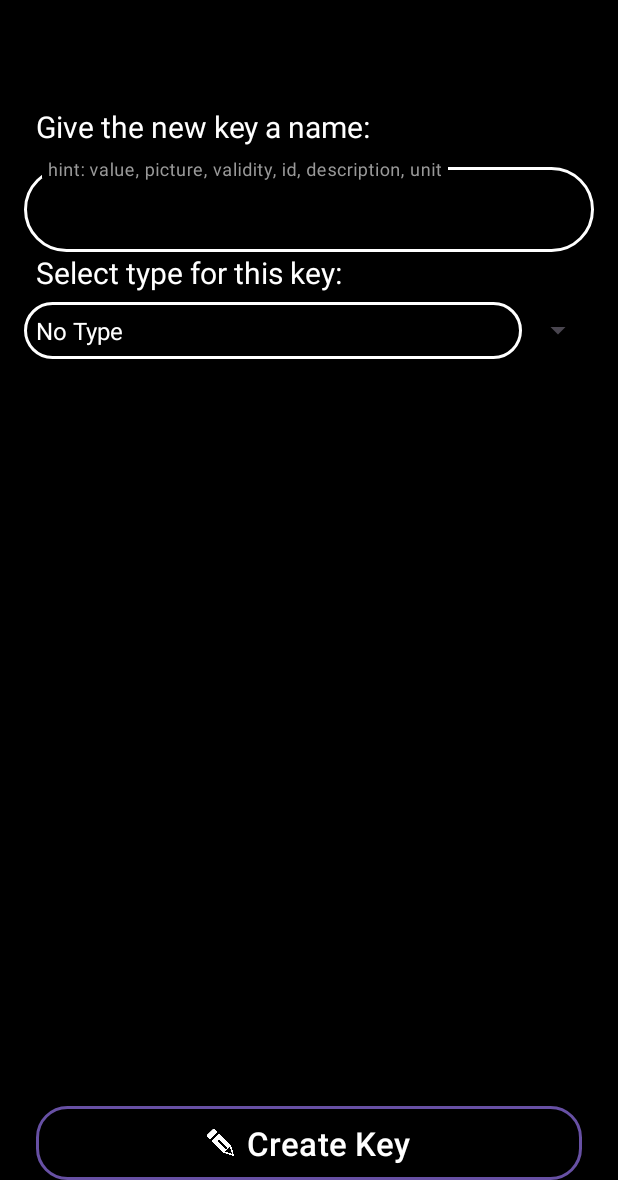
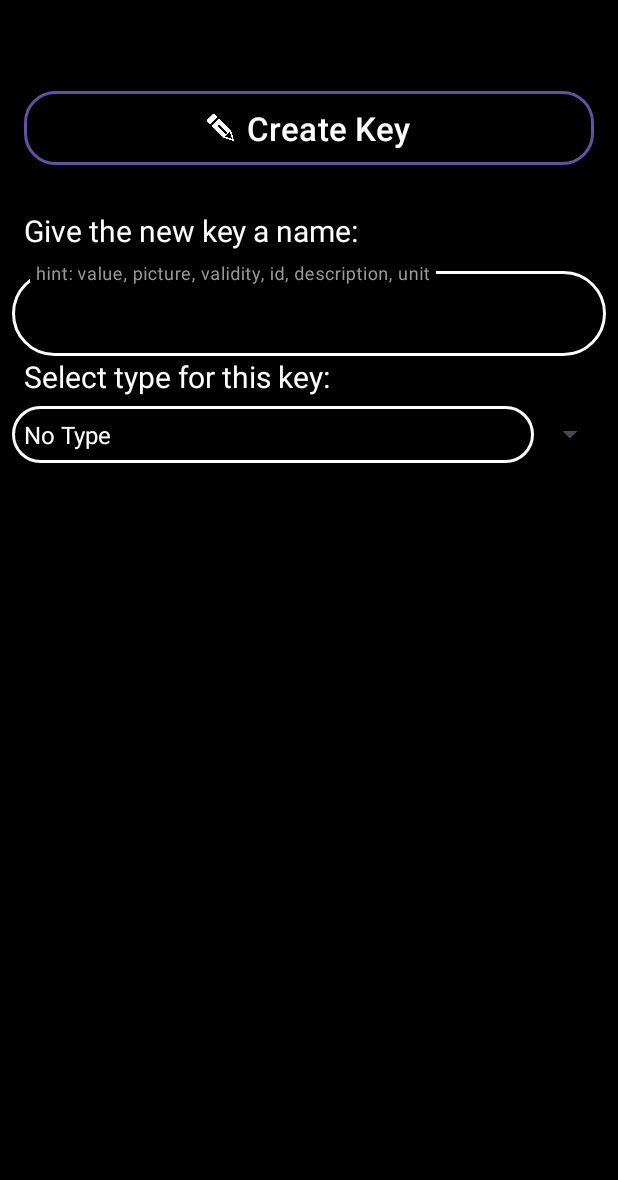
Before and after one commit to jakobkreft/LabLog, an Android app: the NewKeyActivity screen opened directly, with no data from a screen before it, on a phone screen of 412 x 824 dp, the part 56-1236 px from its top. Run offline under Robolectric (Android 15) with nearby library versions, the phone set to English and light mode, and no system bars.

Commit message:
moved SAVE buttons above, so keyboard does not cover them. Added lines to disable dependency metadata when building APKs.

```diff
--- a/app/src/main/AndroidManifest.xml
+++ b/app/src/main/AndroidManifest.xml
@@ -39,7 +39,10 @@
         <activity
             android:name=".NewKeyActivity"
             android:configChanges="orientation|screenSize|keyboardHidden"
-            android:exported="false" />
+            android:exported="false"
+            android:windowSoftInputMode="adjustPan|adjustResize"
+
+            tools:ignore="LockedOrientationActivity" />
         <activity
             android:name=".RecentKeysActivity"
             android:configChanges="orientation|screenSize|keyboardHidden"
@@ -47,6 +50,7 @@
         <activity
             android:name=".NewEntryActivity"
             android:configChanges="orientation|screenSize|keyboardHidden"
+            android:windowSoftInputMode="adjustResize"
             android:exported="false" />
         <activity
             android:name=".LatestEntryActivity"
--- a/app/src/main/res/layout/activity_new_key.xml
+++ b/app/src/main/res/layout/activity_new_key.xml
@@ -14,25 +14,41 @@
         android:layout_height="wrap_content"
         app:layout_constraintTop_toTopOf="parent" />
 
-    <ScrollView
-        android:id="@+id/scrollViewEntries"
-        android:layout_width="0dp"
-        android:layout_height="0dp"
+    <LinearLayout
+        android:layout_width="match_parent"
+        android:layout_height="wrap_content"
+        android:layout_margin="8dp"
         android:layout_marginStart="8dp"
-        android:layout_marginTop="100dp"
+        android:layout_marginTop="8dp"
         android:layout_marginEnd="8dp"
-        android:layout_marginBottom="60dp"
-        android:focusable="auto"
-        app:layout_constraintBottom_toBottomOf="parent"
+        android:orientation="vertical"
         app:layout_constraintEnd_toEndOf="parent"
         app:layout_constraintStart_toStartOf="parent"
         app:layout_constraintTop_toTopOf="parent">
 
-        <LinearLayout
+        <Space
+            android:layout_width="match_parent"
+            android:layout_height="90dp" />
+
+        <Button
+            android:id="@+id/SaveEntryButton"
             android:layout_width="match_parent"
             android:layout_height="wrap_content"
-            android:layout_margin="8dp"
-            android:orientation="vertical">
+            android:layout_marginHorizontal="8dp"
+            android:layout_weight="1"
+            android:background="@drawable/entries_rounded_background"
+            android:text="Create Key"
+            android:textColor="@color/white"
+            android:textSize="22dp"
+            app:icon="@drawable/ic_pencil"
+            app:iconGravity="textStart"
+            app:iconTint="@color/white"
+            tools:layout_editor_absoluteX="24dp"
+            tools:layout_editor_absoluteY="273dp" />
+
+        <Space
+            android:layout_width="match_parent"
+            android:layout_height="30dp" />
 
         <TextView
             android:layout_width="wrap_content"
@@ -48,14 +64,14 @@
             android:layout_width="match_parent"
             android:layout_height="match_parent"
             android:hint="@string/key_name_hint"
+            app:boxBackgroundMode="outline"
+            app:boxCornerRadiusBottomEnd="30dp"
+            app:boxCornerRadiusBottomStart="30dp"
+            app:boxCornerRadiusTopEnd="30dp"
+            app:boxCornerRadiusTopStart="30dp"
             app:boxStrokeColor="#FFFFFF"
             app:boxStrokeErrorColor="#FF3333"
-                app:hintTextColor="#999999"
-                app:boxBackgroundMode="outline"
-                app:boxCornerRadiusTopEnd="30dp"
-                app:boxCornerRadiusTopStart="30dp"
-                app:boxCornerRadiusBottomEnd="30dp"
-                app:boxCornerRadiusBottomStart="30dp">
+            app:hintTextColor="#999999">
 
 
             <com.google.android.material.textfield.TextInputEditText
@@ -87,31 +103,5 @@
             android:entries="@array/key_type_options" />
 
     </LinearLayout>
-    </ScrollView>
-
-    <LinearLayout
-        android:layout_width="0dp"
-        android:layout_height="wrap_content"
-        android:background="@color/footer"
-        android:orientation="horizontal"
-        app:layout_constraintBottom_toBottomOf="parent"
-        app:layout_constraintEnd_toEndOf="parent"
-        app:layout_constraintStart_toStartOf="parent">
-
-        <Button
-            android:id="@+id/SaveEntryButton"
-            android:layout_width="0dp"
-            android:layout_height="wrap_content"
-            android:layout_marginHorizontal="24dp"
-            android:layout_weight="1"
-            android:background="@drawable/entries_rounded_background"
-            android:text="Create Key"
-            android:textColor="@color/white"
-            android:textSize="22dp"
-            app:icon="@drawable/ic_pencil"
-            app:iconGravity="textStart"
-            app:iconTint="@color/white" />
-
-    </LinearLayout>
 
 </androidx.constraintlayout.widget.ConstraintLayout>
```
Also changed, not shown: app/build.gradle.kts (+7 -0 lines), app/src/main/res/layout/activity_new_entry.xml (+21 -38 lines). Lines whose indentation alone changed are shown as unchanged.
